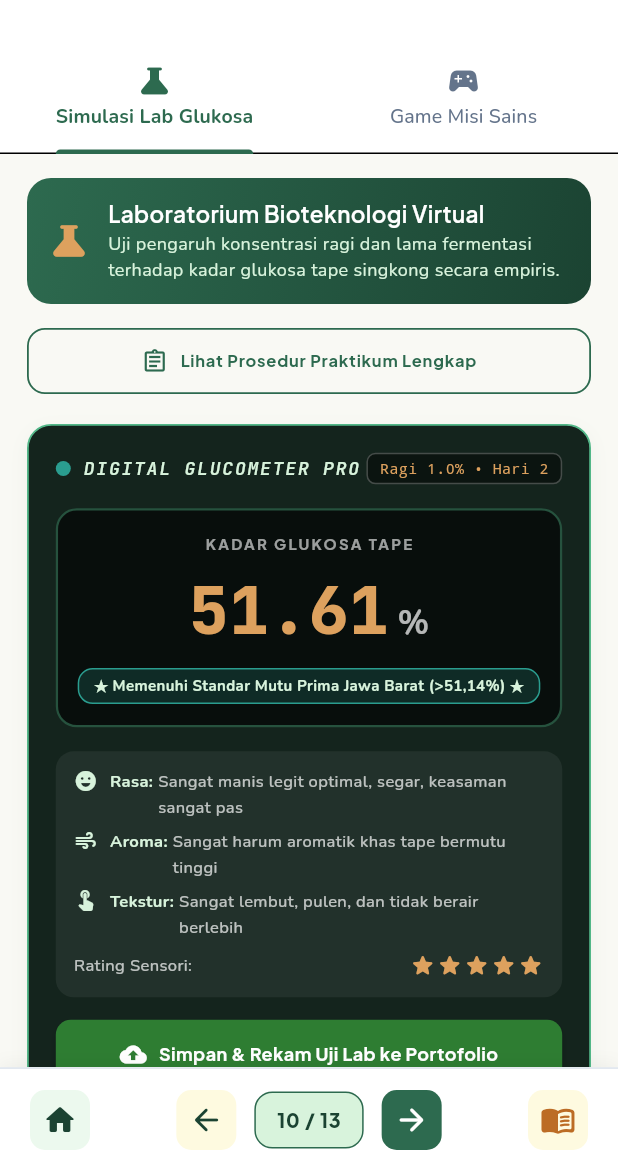
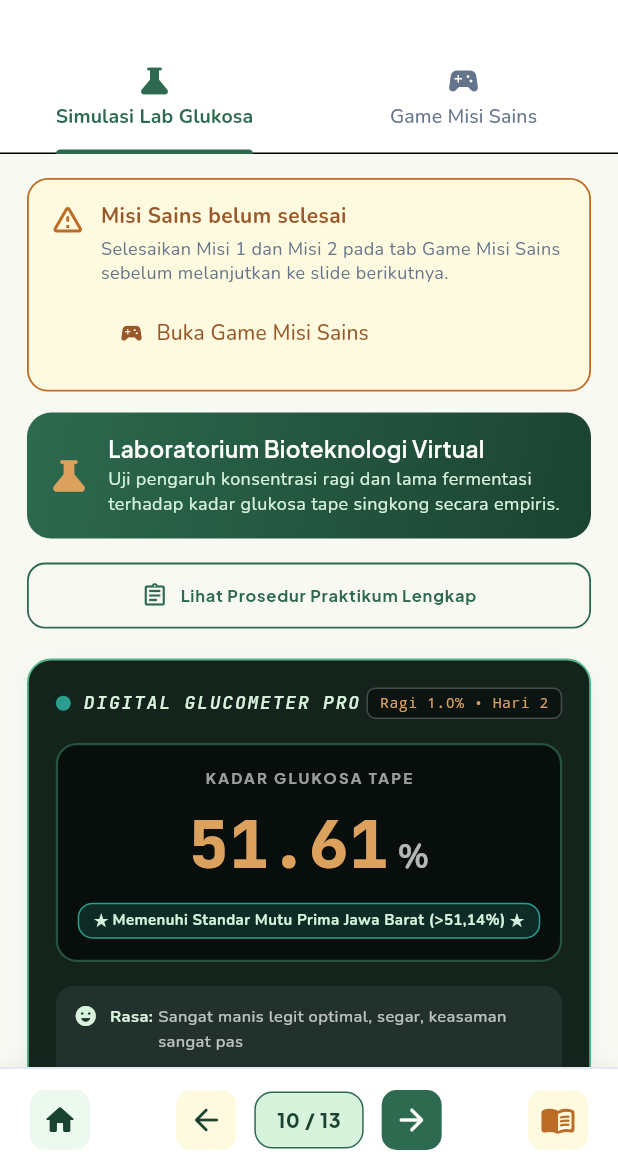
Before and after one commit to muradelhaq/etno, a Flutter app: the VirtualLabScreen screen opened directly, on a phone screen of 412 x 824 dp, the part 65-1236 px from its top. Run offline on Flutter 3.47's test engine with Material 3 defaults, Android fonts, the phone set to English and light mode, and no system bars; our stand-ins replace audioplayers, dio, fl_chart, flutter_animate, flutter_riverpod, go_router and 9 more; missing offline and left inert: dart:html; accounts and stored records are empty; network calls fail.

Commit message:
feat: tambah pengulangan evaluasi dan pengingat misi v1.2.1

```diff
--- a/lib/features/virtual_lab/presentation/screens/virtual_lab_screen.dart
+++ b/lib/features/virtual_lab/presentation/screens/virtual_lab_screen.dart
@@ -106,6 +106,9 @@ class _VirtualLabScreenState extends ConsumerState<VirtualLabScreen>
 
   @override
   Widget build(BuildContext context) {
+    final progress = ref.watch(userProgressProvider);
+    final missionGameCompleted =
+        progress.completedModules.contains('virtual_lab_game');
     final simulation = GlucoseLabEngine.simulate(
       _yeastPercent,
       _fermentationDays,
@@ -140,21 +143,71 @@ class _VirtualLabScreenState extends ConsumerState<VirtualLabScreen>
       body: TabBarView(
         controller: _tabController,
         children: [
-          _buildSimulatorTab(simulation, trendData),
+          _buildSimulatorTab(simulation, trendData, missionGameCompleted),
           const VirtualLabGameTab(),
         ],
       ),
     );
   }
 
+  Widget _buildMissionReminder() {
+    return Container(
+      padding: const EdgeInsets.all(14),
+      decoration: BoxDecoration(
+        color: AppColors.warmCream,
+        borderRadius: BorderRadius.circular(14),
+        border: Border.all(color: AppColors.warmTerracotta, width: 1.2),
+      ),
+      child: Row(
+        crossAxisAlignment: CrossAxisAlignment.start,
+        children: [
+          const Icon(Icons.warning_amber_rounded,
+              color: AppColors.warmTerracotta, size: 24),
+          const SizedBox(width: 10),
+          Expanded(
+            child: Column(
+              crossAxisAlignment: CrossAxisAlignment.start,
+              children: [
+                Text('Misi Sains belum selesai',
+                    style: AppTextStyles.bodyBold.copyWith(
+                        color: AppColors.terracottaDark, fontSize: 14)),
+                const SizedBox(height: 3),
+                Text(
+                  'Selesaikan Misi 1 dan Misi 2 pada tab Game Misi Sains sebelum melanjutkan ke slide berikutnya.',
+                  style: AppTextStyles.bodySmall.copyWith(height: 1.35),
+                ),
+                const SizedBox(height: 8),
+                TextButton.icon(
+                  onPressed: () => _tabController.animateTo(1),
+                  icon: const Icon(Icons.sports_esports_rounded, size: 17),
+                  label: const Text('Buka Game Misi Sains'),
+                  style: TextButton.styleFrom(
+                      foregroundColor: AppColors.terracottaDark),
+                ),
+              ],
+            ),
+          ),
+        ],
+      ),
+    );
+  }
+
   Widget _buildSimulatorTab(
-      GlucoseExperimentPoint simulation, List<Map<String, dynamic>> trendData) {
+    GlucoseExperimentPoint simulation,
+    List<Map<String, dynamic>> trendData,
+    bool missionGameCompleted,
+  ) {
     return SingleChildScrollView(
       physics: const BouncingScrollPhysics(),
       padding: const EdgeInsets.symmetric(horizontal: 18, vertical: 16),
       child: Column(
         crossAxisAlignment: CrossAxisAlignment.start,
         children: [
+          if (!missionGameCompleted) ...[
+            _buildMissionReminder(),
+            const SizedBox(height: 14),
+          ],
+
           // Banner Intro
           Container(
             padding: const EdgeInsets.all(14),
--- a/pubspec.yaml
+++ b/pubspec.yaml
@@ -1,7 +1,7 @@
 name: e_modul_etnosains
 description: "Aplikasi E-Modul Etnosains Makanan Tradisional Berbasis Fermentasi"
 publish_to: 'none'
-version: 1.2.0+21
+version: 1.2.1+22
 
 environment:
   sdk: '>=3.5.0 <4.0.0'
```
Also changed, not shown: lib/features/cover/presentation/widgets/dialogs/cover_media_dialogs.dart (+10 -8 lines), lib/features/literasi_sains/presentation/screens/pisa_quiz_screen.dart (+19 -0 lines), lib/shared/services/local_storage_service.dart (+11 -0 lines).
